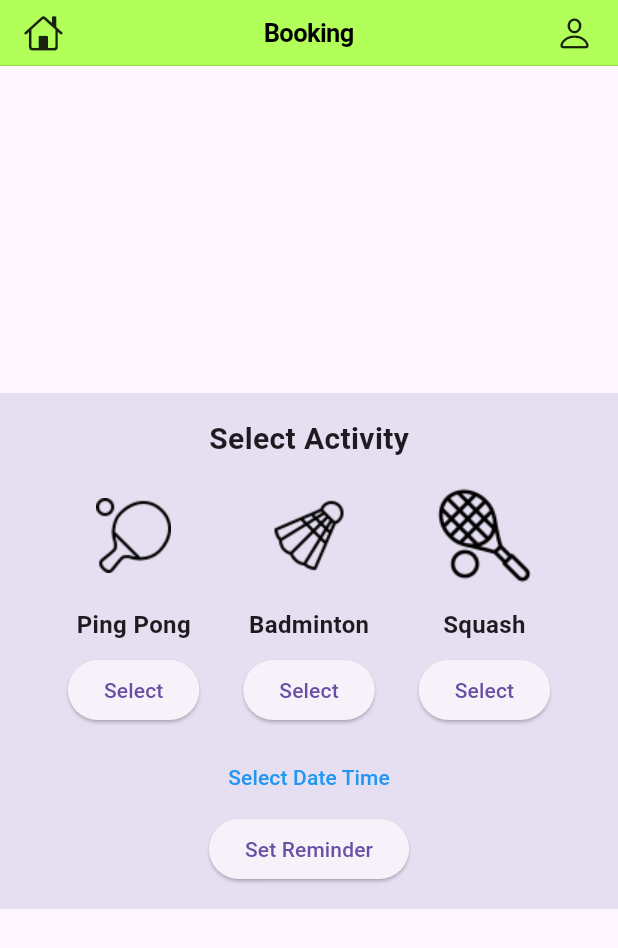
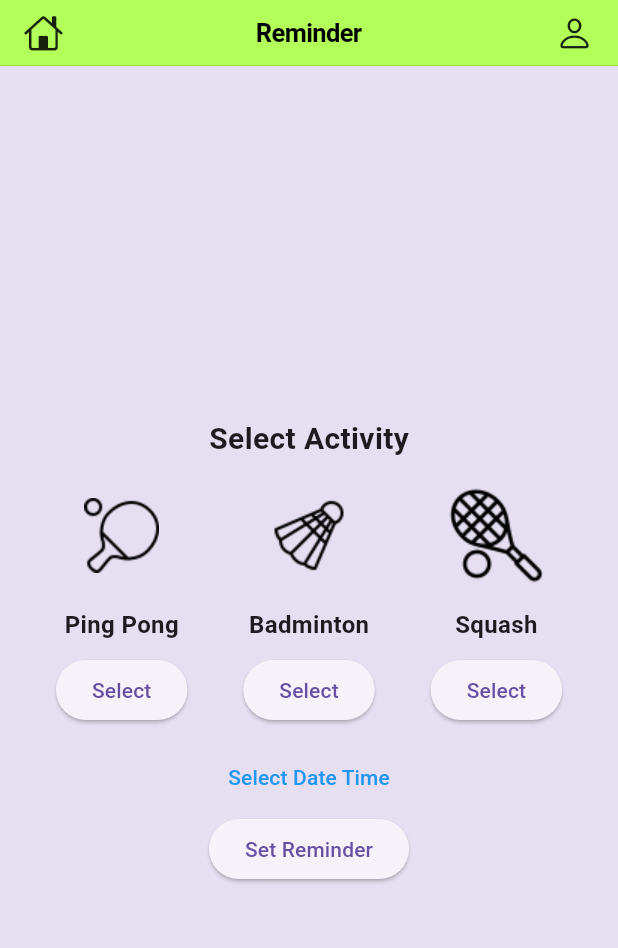
Before and after one commit to solerooooo/Sportplay, a Flutter app: the ReminderPage screen opened directly with empty values, on a phone screen of 412 x 824 dp. Shown: the top 948 px of the screen. Run offline on Flutter 3.47's test engine with Material 3 defaults, Android fonts, the phone set to English and light mode, and no system bars; our stand-ins replace cloud_firestore, date_time_picker, file_picker, firebase_auth, firebase_core, firebase_storage and 6 more; missing offline and left inert: flutter_stripe; accounts and stored records are empty.

Commit message:
tukar background

```diff
--- a/sportplays/lib/screen/reminder.dart
+++ b/sportplays/lib/screen/reminder.dart
@@ -22,7 +22,7 @@ class _ReminderPageState extends State<ReminderPage> {
   Widget build(BuildContext context) {
     return Scaffold(
       appBar: CupertinoNavigationBar(
-        middle: Text('Booking'),
+        middle: Text('Reminder'),
         leading: GestureDetector(
           onTap: () {
             Navigator.pushReplacement(
@@ -58,11 +58,9 @@ class _ReminderPageState extends State<ReminderPage> {
         ),
         backgroundColor: Colors.lightGreenAccent,
       ),
+      backgroundColor: Color(0xFFE6DFF1),
       body: Center(
         child: SingleChildScrollView(
-          child: Container(
-            color: Color(0xFFE6DFF1),
-            padding: const EdgeInsets.all(16.0),
           child: Column(
             mainAxisAlignment: MainAxisAlignment.center,
             children: [
@@ -140,7 +138,6 @@ class _ReminderPageState extends State<ReminderPage> {
           ),
         ),
       ),
-      ),
     );
   }
 
```
Lines whose indentation alone changed are shown as unchanged.
